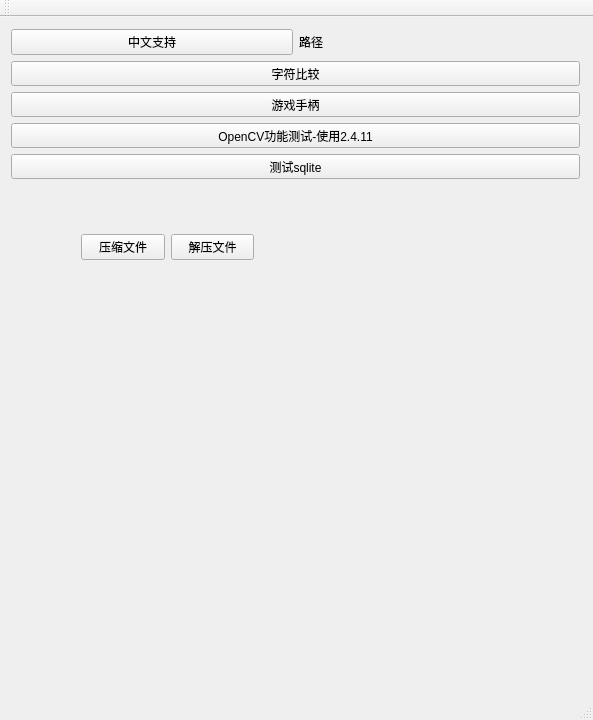
This is UtilGui/src/UtilGui.ui in fg2fg3/UtilSdk as Qt 5 draws it before an edit. The edited form follows.
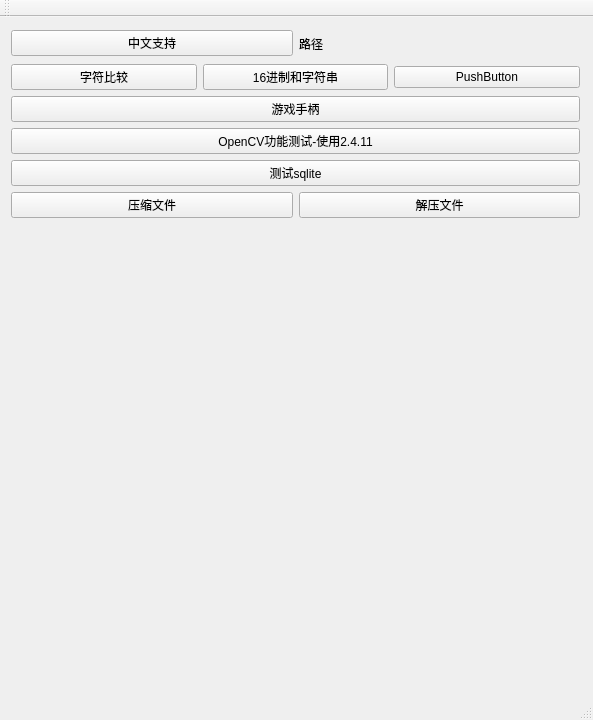
This is the edited form.

Commit message: 增加16进制字符和字符串互转

Patch:
```diff
--- a/UtilGui/src/UtilGui.ui
+++ b/UtilGui/src/UtilGui.ui
@@ -20,7 +20,7 @@
       <x>0</x>
       <y>1</y>
       <width>591</width>
-      <height>172</height>
+      <height>211</height>
      </rect>
     </property>
     <layout class="QVBoxLayout" name="verticalLayout">
@@ -43,6 +43,8 @@
       </layout>
      </item>
      <item>
+      <layout class="QHBoxLayout" name="horizontalLayout_3">
+       <item>
       <widget class="QPushButton" name="m_pBtCompare">
        <property name="text">
         <string>字符比较</string>
@@ -50,6 +52,22 @@
       </widget>
      </item>
      <item>
+        <widget class="QPushButton" name="m_pBtHexString">
+         <property name="text">
+          <string>16进制和字符串</string>
+         </property>
+        </widget>
+       </item>
+       <item>
+        <widget class="QPushButton" name="pushButton_2">
+         <property name="text">
+          <string>PushButton</string>
+         </property>
+        </widget>
+       </item>
+      </layout>
+     </item>
+     <item>
       <widget class="QPushButton" name="m_pBtJoyStick">
        <property name="text">
         <string>游戏手柄</string>
@@ -70,17 +88,7 @@
        </property>
       </widget>
      </item>
-    </layout>
-   </widget>
-   <widget class="QWidget" name="horizontalLayoutWidget">
-    <property name="geometry">
-     <rect>
-      <x>70</x>
-      <y>190</y>
-      <width>195</width>
-      <height>80</height>
-     </rect>
-    </property>
+     <item>
     <layout class="QHBoxLayout" name="horizontalLayout_2">
      <item>
       <widget class="QPushButton" name="m_pBtZipFile">
@@ -95,6 +103,8 @@
         <string>解压文件</string>
        </property>
       </widget>
+       </item>
+      </layout>
      </item>
     </layout>
    </widget>
```
Lines whose indentation alone changed are shown as unchanged. The commit also changes 9 other files.
